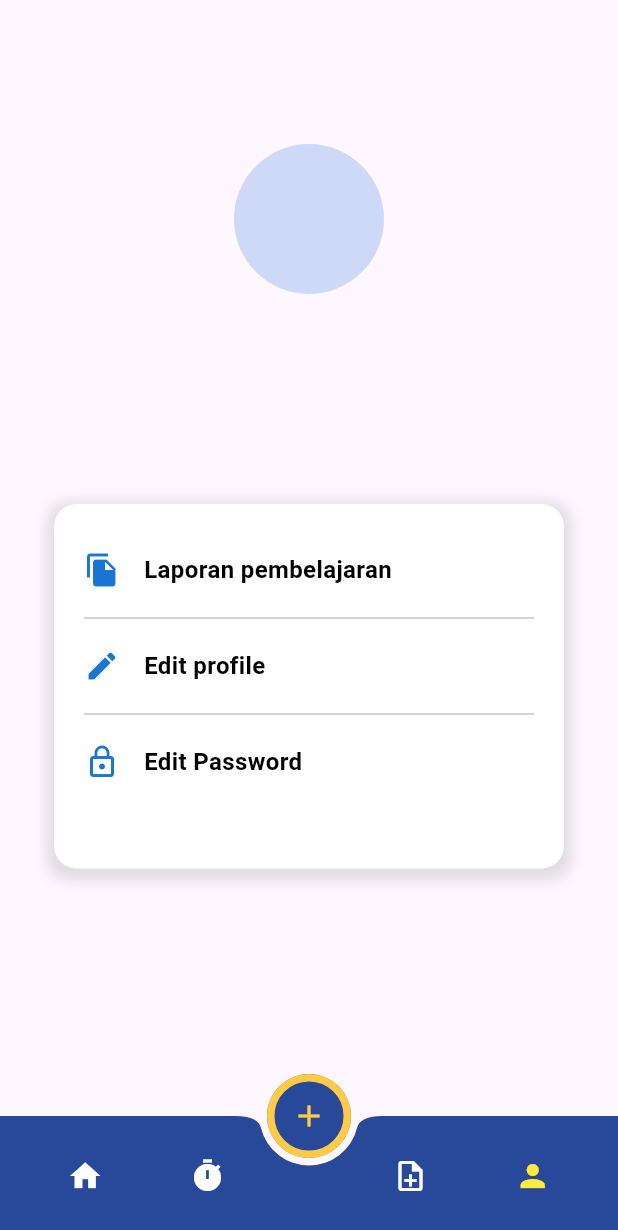
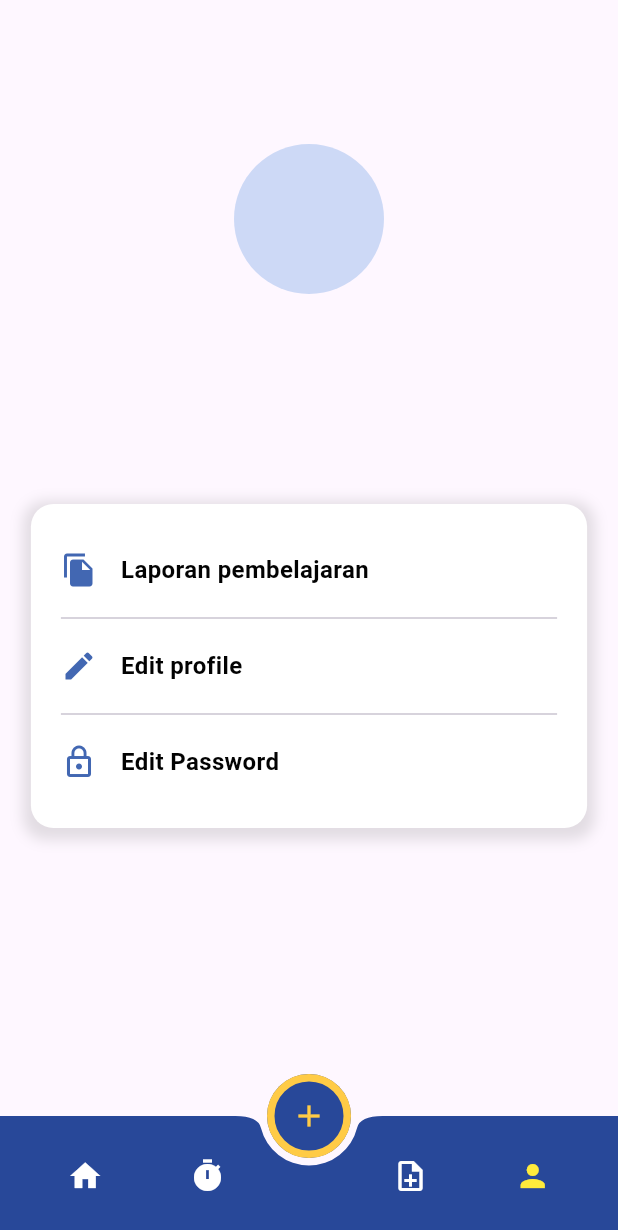
Before and after one commit to mdifal/KuliahKu-FE, a Flutter app: the screen it shows after launch, item 4 of the bottom bar chosen, on a phone screen of 412 x 824 dp. Shown: the top 1230 px of the screen. Run offline on Flutter 3.47's test engine with Material 3 defaults, Android fonts, the phone set to English and light mode, and no system bars; our stand-ins replace dropdown_button2, file_picker, flutter_svg, image_picker, shared_preferences, socket_io_client and 3 more; missing offline and left inert: jwt_decode, passwordfield, time_picker_spinner; network calls fail.

Commit message:
update profile.dart responsive

```diff
--- a/lib/ui/shared/style.dart
+++ b/lib/ui/shared/style.dart
@@ -16,7 +16,7 @@ const Color waitingPay = Color(0xFFFFCC00);
 const Color delivery = Color(0xFF822F72);
 const Color disable = Color(0xFFF3F3F3);
 const Color hint = Color(0xFFBABABA);
-const Color facebookColor = Color(0xFF1976D2);
+const Color facebookColor = Color(0xFF4267B2);
 const Color lightBlue = Color(0xFF4B7EFF);
 const Color darkBlue = Color(0xFF284899);
 const Color cardOrange = Color.fromARGB(255, 231, 164, 127);
--- a/lib/ui/views/profile.dart
+++ b/lib/ui/views/profile.dart
@@ -1,5 +1,3 @@
-import 'dart:ui';
-
 import 'package:flutter/material.dart';
 import 'package:kuliahku/ui/shared/style.dart';
 import 'package:kuliahku/ui/shared/global.dart';
@@ -25,17 +23,18 @@ class _ProfilePageState extends State<ProfilePage> {
     super.initState();
     fetchProfileData();
   }
+
   Future<void> fetchProfileData() async {
     try {
       var url = 'http://$ipUrl:8001/profile/$email';
       var response = await http.get(Uri.parse(url));
 
       if (response.statusCode == 200) {
-        final fetchedData =  json.decode(response.body);
+        final fetchedData = json.decode(response.body);
 
         setState(() {
-          _fullname = fetchedData['username'];
-          _username = fetchedData['fullname'];
+          _fullname = fetchedData['fullname'];
+          _username = fetchedData['username'];
         });
       } else {
         throw Exception('Failed to fetch profile data');
@@ -45,19 +44,19 @@ class _ProfilePageState extends State<ProfilePage> {
       throw Exception('Failed to fetch profile data');
     }
   }
+
   @override
   Widget build(BuildContext context) {
+    final screenSize = MediaQuery.of(context).size;
+
     return Scaffold(
       appBar: AppBar(
         title: Row(
-          children: [
-
-          ],
+          children: [],
         ),
       ),
-      body: Stack(
-        children: [
-          Center(
+      body: SingleChildScrollView(
+        child: Center(
           child: Column(
             mainAxisAlignment: MainAxisAlignment.center,
             children: [
@@ -90,11 +89,10 @@ class _ProfilePageState extends State<ProfilePage> {
                 ),
               ),
               SizedBox(height: 50),
-                Expanded(
-                  child: Container(
-                    padding: const EdgeInsets.only(left: 20, top: 20, right: 20, bottom: 20),
+              Container(
+                padding: const EdgeInsets.all(20),
                 constraints: BoxConstraints(
-                      maxWidth: 340,
+                  maxWidth: screenSize.width * 0.9,
                 ),
                 decoration: BoxDecoration(
                   color: white, // Background color
@@ -149,12 +147,10 @@ class _ProfilePageState extends State<ProfilePage> {
                   ],
                 ),
               ),
-                ),
-                SizedBox(height: 165),
+              SizedBox(height: 20),
             ],
           ),
         ),
-        ],
       ),
     );
   }
@@ -183,12 +179,15 @@ class MenuItem extends StatelessWidget {
           children: [
             Icon(icon, color: color),
             SizedBox(width: 16),
-            Text(
+            Expanded(
+              child: Text(
                 text,
                 style: TextStyle(
                   fontSize: 16,
                   fontWeight: FontWeight.w600,
                   color: black,
+                ),
+                overflow: TextOverflow.ellipsis,
               ),
             ),
           ],
```
Lines whose indentation alone changed are shown as unchanged.
